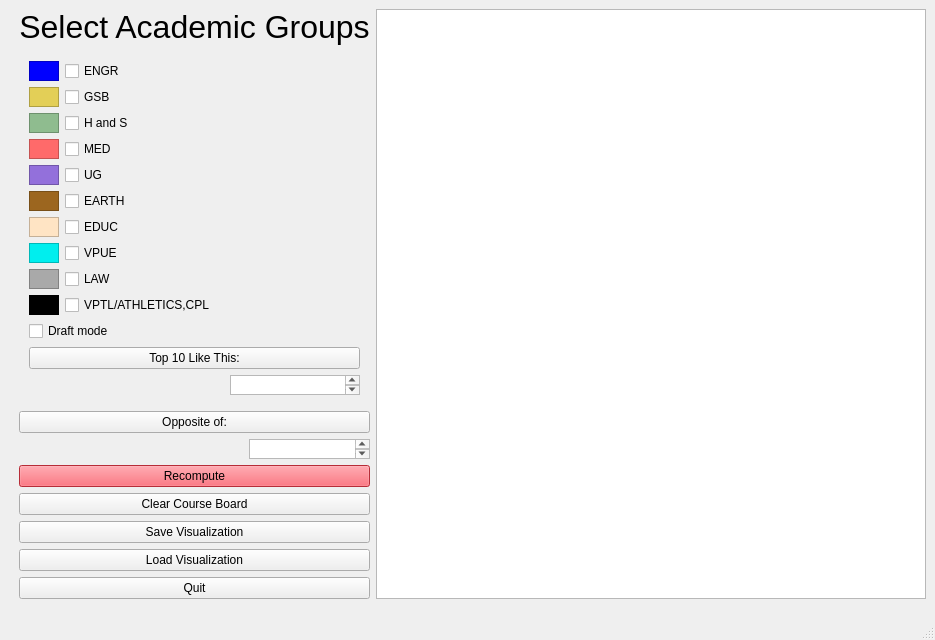
Above: src/qtui/courseTsne.ui from paepcke/pathways before the change. Below: the same form after it.
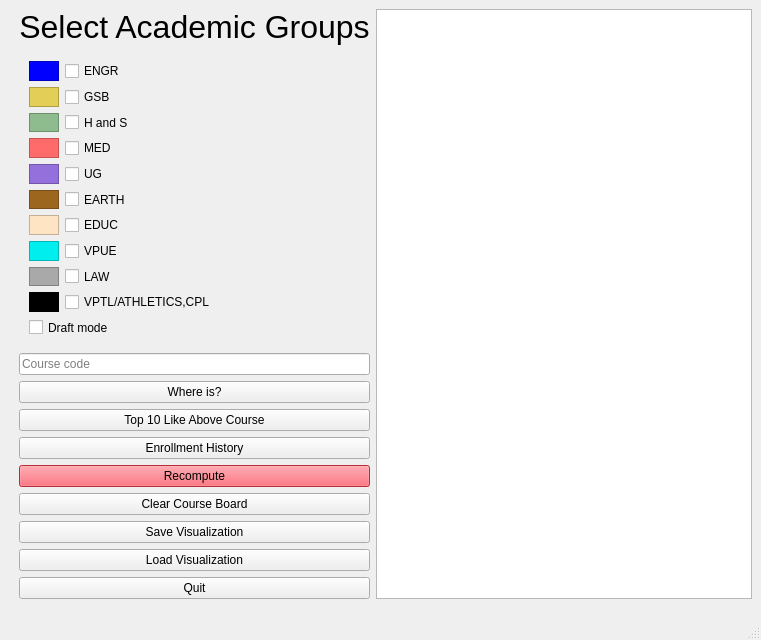
That is the form after the change.

Commit message: Checkpoint before moving restart outside the class.

What changed in the file:
```diff
--- a/src/qtui/courseTsne.ui
+++ b/src/qtui/courseTsne.ui
@@ -6,7 +6,7 @@
    <rect>
     <x>0</x>
     <y>0</y>
-    <width>935</width>
+    <width>761</width>
     <height>640</height>
    </rect>
   </property>
@@ -401,39 +401,60 @@
             </property>
            </widget>
           </item>
-          <item>
-           <widget class="QPushButton" name="Top10Btn">
-            <property name="text">
-             <string>Top 10 Like This:</string>
-            </property>
-           </widget>
-          </item>
-          <item alignment="Qt::AlignRight">
-           <widget class="QTextEdit" name="Top10Input">
-            <property name="maximumSize">
-             <size>
-              <width>130</width>
-              <height>20</height>
-             </size>
-            </property>
-           </widget>
-          </item>
          </layout>
         </item>
         <item>
-         <widget class="QPushButton" name="OppositeBtn">
+         <widget class="QLineEdit" name="CourseInput">
+          <property name="sizePolicy">
+           <sizepolicy hsizetype="Minimum" vsizetype="Fixed">
+            <horstretch>0</horstretch>
+            <verstretch>0</verstretch>
+           </sizepolicy>
+          </property>
+          <property name="toolTip">
+           <string>Course code such as PHIL101 for &lt;i&gt;Where Is&lt;/i&gt; and &lt;i&gt;Top 10&lt;/i&gt;</string>
+          </property>
+          <property name="whatsThis">
+           <string notr="true" extracomment="Highlight course in chart"/>
+          </property>
+          <property name="placeholderText">
+           <string>Course code</string>
+          </property>
+         </widget>
+        </item>
+        <item>
+         <widget class="QPushButton" name="whereIsButton">
+          <property name="enabled">
+           <bool>true</bool>
+          </property>
+          <property name="toolTip">
+           <string>Highlight the given course in the chart</string>
+          </property>
           <property name="text">
-           <string>Opposite of:</string>
+           <string>Where is?</string>
           </property>
          </widget>
         </item>
-        <item alignment="Qt::AlignRight">
-         <widget class="QTextEdit" name="OppositeInput">
-          <property name="maximumSize">
-           <size>
-            <width>121</width>
-            <height>20</height>
-           </size>
+        <item>
+         <widget class="QPushButton" name="top10Button">
+          <property name="toolTip">
+           <string>List top-10 most similar courses to the one in course code input box</string>
+          </property>
+          <property name="text">
+           <string>Top 10 Like Above Course</string>
+          </property>
+          <property name="flat">
+           <bool>false</bool>
+          </property>
+         </widget>
+        </item>
+        <item>
+         <widget class="QPushButton" name="enrollmentButton">
+          <property name="enabled">
+           <bool>true</bool>
+          </property>
+          <property name="text">
+           <string>Enrollment History</string>
           </property>
          </widget>
         </item>
```
Left out of the diff: 17 changed lines with no effect on the pictures. The commit also changes 3 other files.
